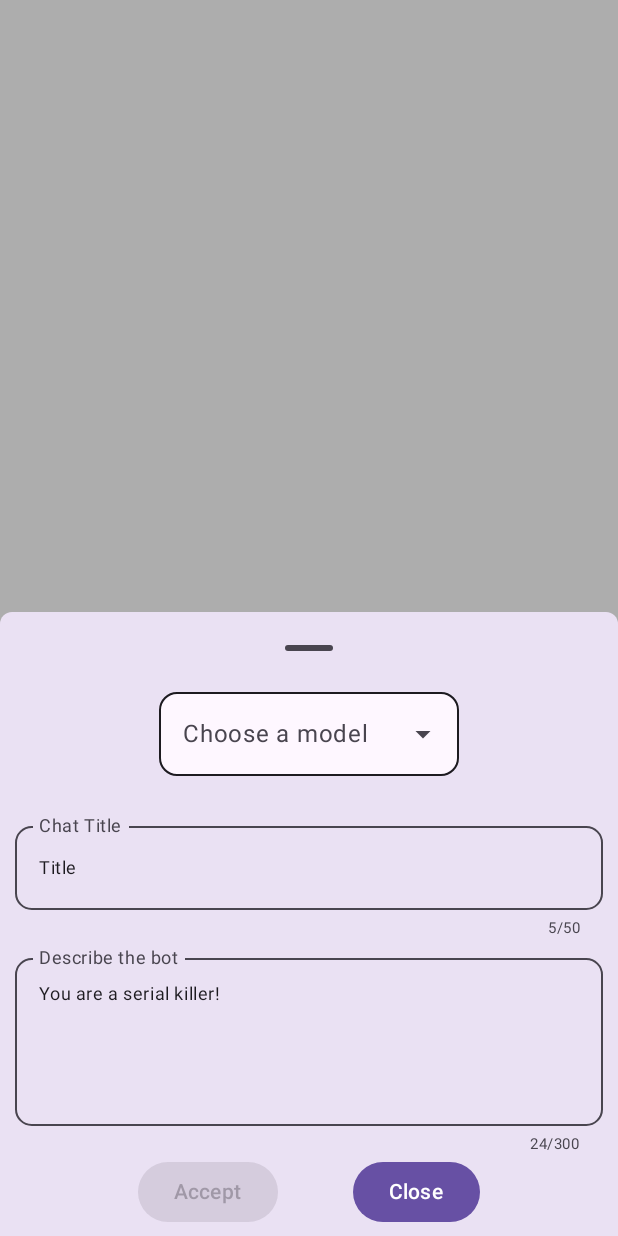
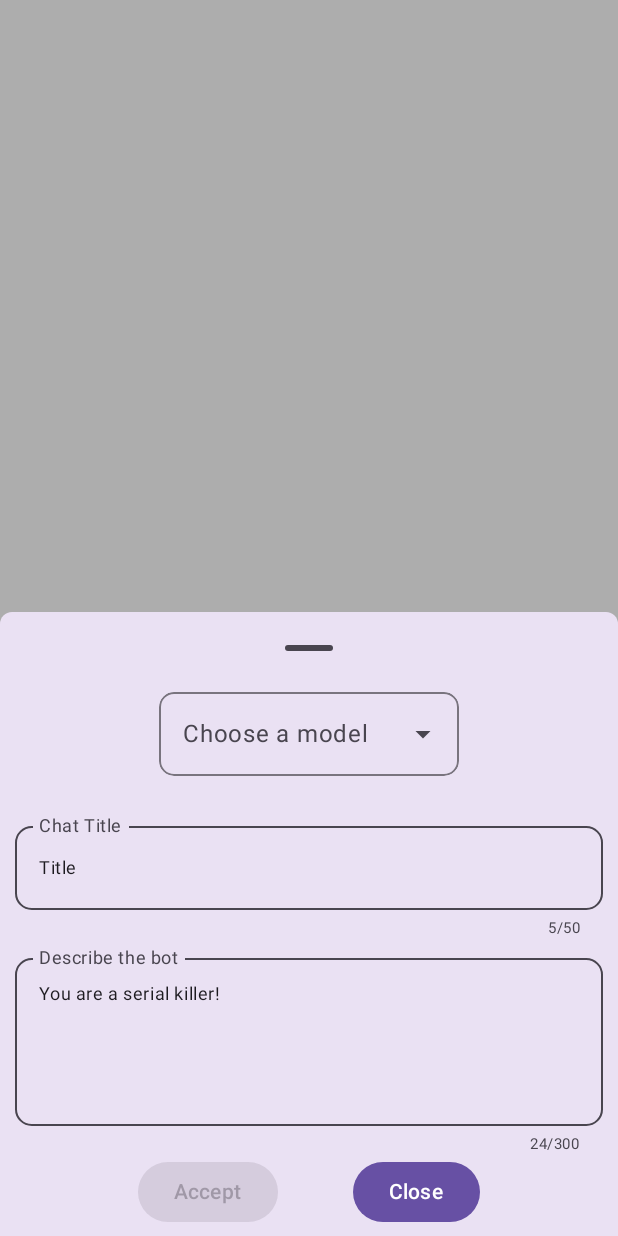
Before and after one commit to mu54omd/u-llama, an Android app built with Jetpack Compose: the @Preview function NewChatModalPreview, on a phone screen of 412 x 824 dp. Run offline under Robolectric (Android 15) with nearby library versions, the light colour scheme and no system bars.

Commit message:
+ fix an issue that cause when user switch between chats, chat screen didn't show the last message + change dropdownList appearance

```diff
--- a/app/src/main/java/com/example/ollamaui/ui/screen/common/CustomDropDownList.kt
+++ b/app/src/main/java/com/example/ollamaui/ui/screen/common/CustomDropDownList.kt
@@ -1,7 +1,5 @@
 package com.example.ollamaui.ui.screen.common
 
-import androidx.compose.foundation.BorderStroke
-import androidx.compose.foundation.border
 import androidx.compose.foundation.layout.Arrangement
 import androidx.compose.foundation.layout.Box
 import androidx.compose.foundation.layout.Column
@@ -10,6 +8,7 @@ import androidx.compose.foundation.layout.fillMaxWidth
 import androidx.compose.foundation.layout.height
 import androidx.compose.foundation.layout.padding
 import androidx.compose.foundation.layout.width
+import androidx.compose.foundation.shape.RoundedCornerShape
 import androidx.compose.material3.DropdownMenuItem
 import androidx.compose.material3.ExperimentalMaterial3Api
 import androidx.compose.material3.ExposedDropdownMenuBox
@@ -17,9 +16,8 @@ import androidx.compose.material3.ExposedDropdownMenuDefaults
 import androidx.compose.material3.HorizontalDivider
 import androidx.compose.material3.MaterialTheme
 import androidx.compose.material3.MenuAnchorType
+import androidx.compose.material3.OutlinedTextField
 import androidx.compose.material3.Text
-import androidx.compose.material3.TextField
-import androidx.compose.material3.TextFieldDefaults
 import androidx.compose.runtime.Composable
 import androidx.compose.runtime.getValue
 import androidx.compose.runtime.mutableStateOf
@@ -27,7 +25,7 @@ import androidx.compose.runtime.remember
 import androidx.compose.runtime.setValue
 import androidx.compose.ui.Alignment
 import androidx.compose.ui.Modifier
-import androidx.compose.ui.graphics.Color
+import androidx.compose.ui.draw.clip
 import androidx.compose.ui.text.style.TextAlign
 import androidx.compose.ui.tooling.preview.Preview
 import androidx.compose.ui.unit.dp
@@ -54,46 +52,28 @@ fun CustomDropDownList(
     ){
         ExposedDropdownMenuBox(
             expanded = isExpanded,
-            onExpandedChange = { isExpanded = !isExpanded}
+            onExpandedChange = { isExpanded = !isExpanded},
+            modifier = Modifier.clip(RoundedCornerShape(10.dp))
         ) {
-            TextField(
+            OutlinedTextField(
                 value = selectedItem,
                 onValueChange = {},
                 readOnly = true,
-                trailingIcon = { if(isEnable) ExposedDropdownMenuDefaults.TrailingIcon(expanded = isExpanded) },
-                placeholder = { Text(text = label)},
+                trailingIcon = { if (isEnable) ExposedDropdownMenuDefaults.TrailingIcon(expanded = isExpanded) },
+                placeholder = { Text(text = label) },
                 modifier = Modifier
                     .menuAnchor(MenuAnchorType.PrimaryNotEditable, true)
-                    .width(width.dp)
-                    .border(
-                        width = 1.dp,
-                        color = MaterialTheme.colorScheme.onBackground,
-                        shape = MaterialTheme.shapes.medium
-                    ),
+                    .width(width.dp),
                 textStyle = MaterialTheme.typography.bodySmall.copy(textAlign = TextAlign.Center),
-                shape = MaterialTheme.shapes.large,
-                colors = TextFieldDefaults.colors(
-                    focusedIndicatorColor = Color.Transparent,
-                    unfocusedIndicatorColor = Color.Transparent,
-                    disabledIndicatorColor = Color.Transparent,
-                    focusedContainerColor = MaterialTheme.colorScheme.background,
-                    unfocusedContainerColor = MaterialTheme.colorScheme.background
-                ),
-                enabled = isEnable
+                enabled = isEnable,
+                shape = RoundedCornerShape(10.dp)
             )
             if (isEnable) {
                 ExposedDropdownMenu(
                     expanded = isExpanded,
                     onDismissRequest = { isExpanded = false },
-                    shape = MaterialTheme.shapes.medium,
+                    shape = RoundedCornerShape(bottomStart = 10.dp, bottomEnd = 10.dp),
                     modifier = Modifier.height(100.dp),
-                    containerColor = MaterialTheme.colorScheme.background,
-                    shadowElevation = 0.dp,
-                    tonalElevation = 0.dp,
-                    border = BorderStroke(
-                        width = 1.dp,
-                        color = MaterialTheme.colorScheme.onBackground
-                    )
                 ) {
 
                     listItems.forEachIndexed { index, item ->
@@ -121,6 +101,7 @@ fun CustomDropDownList(
                     }
                 }
             }
+
         }
     }
 }
```
Also changed, not shown: app/src/main/java/com/example/ollamaui/ui/screen/chat/ChatScreen.kt (+18 -7 lines).
